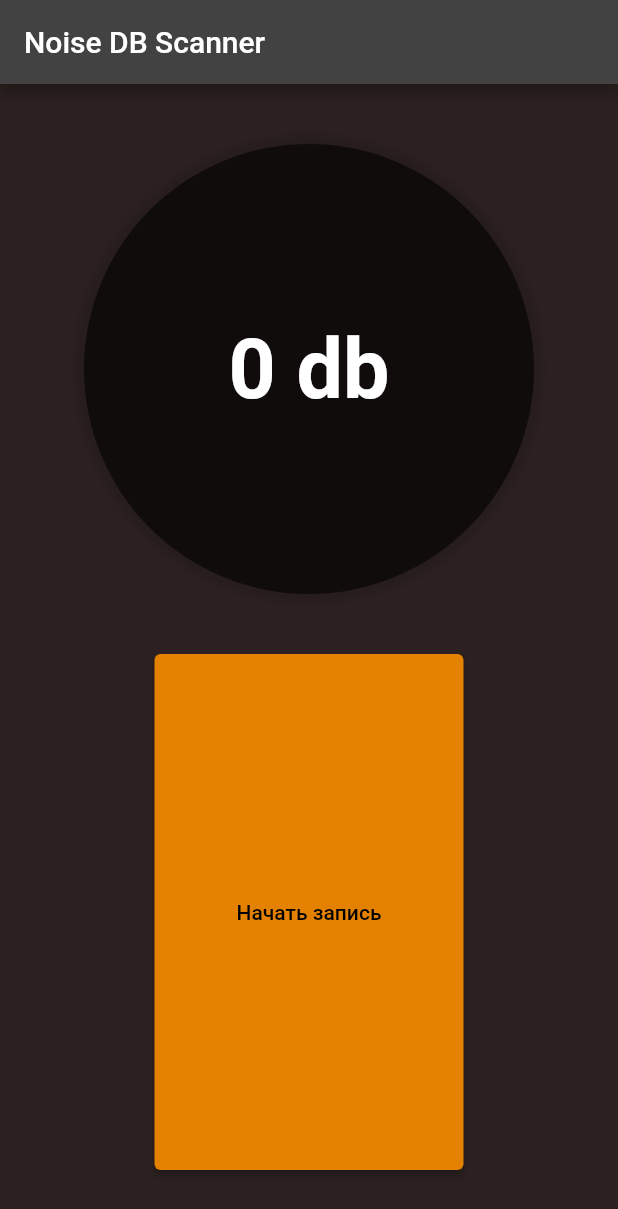
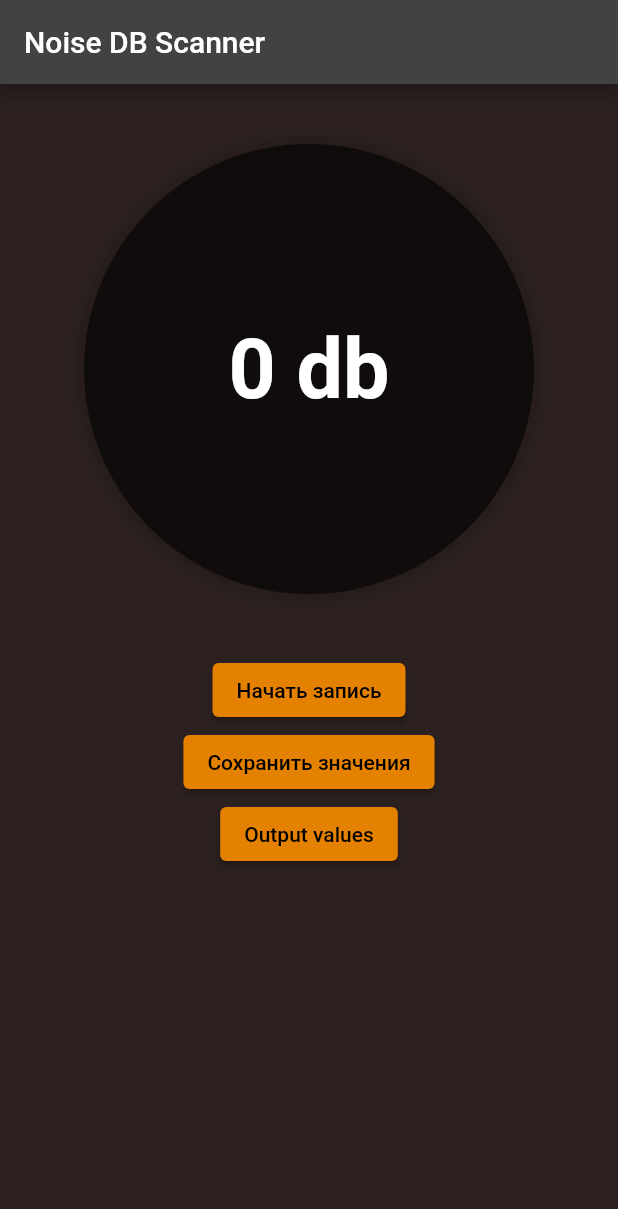
Before and after one commit to alexefimov99/NoiseScan, a Flutter app: the screen it shows after launch, on a phone screen of 412 x 824 dp. Shown: the top 1209 px of the screen. Run offline on Flutter 3.47's test engine with Material 2 defaults, Android fonts, the phone set to English and light mode, and no system bars; missing offline and left inert: noise_meter.

Commit message:
Add dialog button

```diff
--- a/lib/main.dart
+++ b/lib/main.dart
@@ -36,6 +36,9 @@ class _MyHomePageState extends State<MyHomePage> {
   static const int levelMax = 255;
   static const int maxMicro = 90;
 
+  static const List<int> Hz = [125, 250, 500, 1000, 2000, 4000, 8000];
+  var dbValues = List.filled(7, 0);
+
   StreamSubscription<NoiseReading>? _noiseSubscription;
   late NoiseMeter _noiseMeter;
 
@@ -59,6 +62,8 @@ class _MyHomePageState extends State<MyHomePage> {
     }
   }
 
+  void saveValues() {}
+
   void start() async =>
       _noiseSubscription = _noiseMeter.noiseStream.listen(onData);
 
@@ -77,7 +82,6 @@ class _MyHomePageState extends State<MyHomePage> {
   }
 
   void stopRecorder() async {
-    db = 0;
     try {
       if (_noiseSubscription != null) {
         _noiseSubscription!.cancel();
@@ -113,16 +117,31 @@ class _MyHomePageState extends State<MyHomePage> {
             padding: const EdgeInsets.all(40),
             child: Align(
                 alignment: Alignment.topCenter,
-              child: Circle(
-                text: textDb,
+                child: Container(
+                  child: Align(
+                      alignment: Alignment.center,
+                      child: Text(
+                        textDb,
+                        style: const TextStyle(
+                            fontWeight: FontWeight.bold, fontSize: 55),
+                      )),
+                  width: 300.0,
+                  height: 300.0,
+                  decoration: BoxDecoration(
                       color: circleColor,
+                      shape: BoxShape.circle,
+                      boxShadow: const [
+                        BoxShadow(
+                          color: Colors.black12,
+                          blurRadius: 5.0,
+                          spreadRadius: 5.0,
+                          offset: Offset(0, 0),
+                        )
+                      ]),
+                )),
           ),
-            ),
-          ),
-          SizedBox(
-            height: MediaQuery.of(context).size.height - 480,
-            width: MediaQuery.of(context).size.width / 2,
-            child: Expanded(
+          Align(
+            alignment: Alignment.bottomCenter,
             child: ElevatedButton(
               onPressed: startOnPause,
               child: Text(
@@ -136,6 +155,76 @@ class _MyHomePageState extends State<MyHomePage> {
               ),
             ),
           ),
+          Align(
+            alignment: Alignment.bottomCenter,
+            child: ElevatedButton(
+              onPressed: saveValues,
+              child: const Text(
+                "Сохранить значения",
+                textAlign: TextAlign.center,
+              ),
+              style: ButtonStyle(
+                backgroundColor: MaterialStateProperty.all<Color>(
+                  const Color.fromARGB(255, 228, 129, 0),
+                ),
+              ),
+            ),
+          ),
+          Align(
+            alignment: Alignment.bottomCenter,
+            child: ElevatedButton(
+              child: Text("Output values"),
+              onPressed: () {
+                showDialog(
+                  context: context,
+                  builder: (context) {
+                    return Dialog(
+                      shape: RoundedRectangleBorder(
+                          borderRadius: BorderRadius.circular(40)),
+                      elevation: 16,
+                      child: Table(
+                        border:
+                            TableBorder.all(width: 1.0, color: Colors.black),
+                        children: [
+                          TableRow(
+                            children: [
+                              TableCell(
+                                child: Row(
+                                  mainAxisAlignment:
+                                      MainAxisAlignment.spaceAround,
+                                  children: <Widget>[
+                                    new Text('Hertz'),
+                                    new Text('DeciBel'),
+                                  ],
+                                ),
+                              ),
+                            ],
+                          ),
+                        ],
+                      ),
+                    );
+                  },
+                );
+              },
+              style: ButtonStyle(
+                backgroundColor: MaterialStateProperty.all<Color>(
+                  const Color.fromARGB(255, 228, 129, 0),
+                ),
+              ),
+            ),
+            // alignment: Alignment.bottomCenter,
+            // child: ElevatedButton(
+            //   onPressed: outputValues,
+            //   child: const Text(
+            //     "Вывод значений",
+            //     textAlign: TextAlign.center,
+            //   ),
+            //   style: ButtonStyle(
+            //     backgroundColor: MaterialStateProperty.all<Color>(
+            //       const Color.fromARGB(255, 228, 129, 0),
+            //     ),
+            //   ),
+            // ),
           ),
         ],
       ),
@@ -167,7 +256,7 @@ class Circle extends StatelessWidget {
       decoration:
           BoxDecoration(color: color, shape: BoxShape.circle, boxShadow: const [
         BoxShadow(
-          color: Colors.black12,
+          color: Color.fromARGB(255, 0, 0, 0),
           blurRadius: 5.0,
           spreadRadius: 5.0,
           offset: Offset(0, 0),
```
Also changed, not shown: 3 other files. Lines whose indentation alone changed are shown as unchanged.
